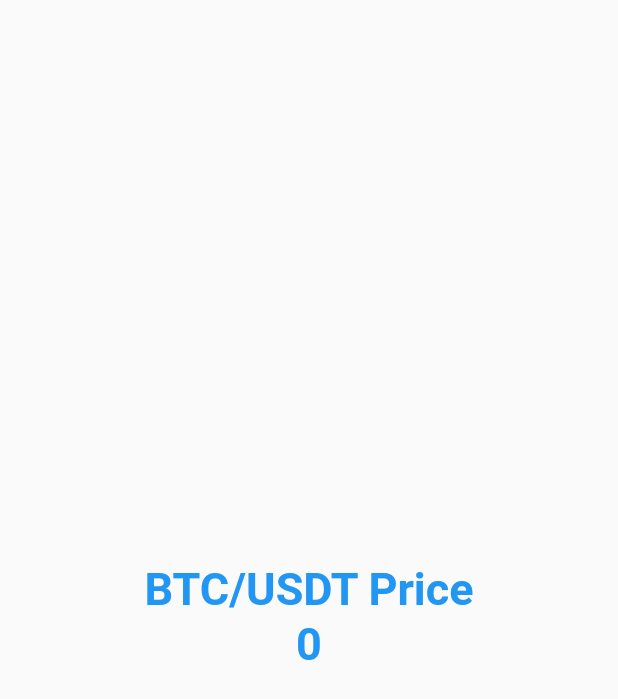
After one commit to EkremPolat/StockV, a Flutter app: the WebsocketDemo screen opened directly, on a phone screen of 412 x 824 dp. The commit adds this screen. Shown: the top 699 px of the screen. Run offline on Flutter 3.47's test engine with Material 2 defaults, Android fonts, the phone set to English and light mode, and no system bars; our stand-ins replace flutter_colorpicker; network calls fail.

Commit message:
Initial commit for websocket binance connection and value displayment

```diff
--- /dev/null
+++ b/lib/BinanceServices/service_calls.dart
@@ -0,0 +1,64 @@
+import 'dart:convert';
+
+import 'package:flutter/material.dart';
+import 'package:flutter_colorpicker/flutter_colorpicker.dart';
+import 'package:web_socket_channel/io.dart';
+
+void main() {
+  runApp(const MaterialApp(
+      debugShowCheckedModeBanner: false, home: WebsocketDemo()));
+}
+
+class WebsocketDemo extends StatefulWidget {
+  const WebsocketDemo({Key? key}) : super(key: key);
+
+  @override
+  State<WebsocketDemo> createState() => _WebsocketDemoState();
+}
+
+class _WebsocketDemoState extends State<WebsocketDemo> {
+  final channel = IOWebSocketChannel.connect(
+      'wss://stream.binance.com:9443/ws/btcusdt@trade');
+  String btcUsdtPrice = "0";
+  @override
+  void initState() {
+    super.initState();
+    streamListener();
+  }
+
+  streamListener() {
+    channel.stream.listen((message) {
+      Map getData = jsonDecode(message);
+      setState(() {
+        btcUsdtPrice = getData['p'];
+      });
+    });
+  }
+
+  @override
+  Widget build(BuildContext context) {
+    return Scaffold(
+        body: Center(
+      child: Column(
+        mainAxisAlignment: MainAxisAlignment.center,
+        children: [
+          const Text(
+            "BTC/USDT Price",
+            style: TextStyle(
+                fontWeight: FontWeight.bold, fontSize: 30, color: Colors.blue),
+          ),
+          Padding(
+            padding: const EdgeInsets.all(2.0),
+            child: Text(
+              btcUsdtPrice,
+              style: const TextStyle(
+                  fontWeight: FontWeight.bold,
+                  fontSize: 30,
+                  color: Colors.blue),
+            ),
+          ),
+        ],
+      ),
+    ));
+  }
+}
--- a/lib/main.dart
+++ b/lib/main.dart
@@ -5,12 +5,10 @@ void main() {
 }
 
 class LoginScreen extends StatelessWidget {
-
   @override
   Widget build(BuildContext context) {
     return const MaterialApp(
-        debugShowCheckedModeBanner: false,
-        home: LoginScreenHome());
+        debugShowCheckedModeBanner: false, home: LoginScreenHome());
   }
 }
 
```
Also changed, not shown: pubspec.yaml (+3 -5 lines), pubspec.lock. Lines whose indentation alone changed are shown as unchanged.
